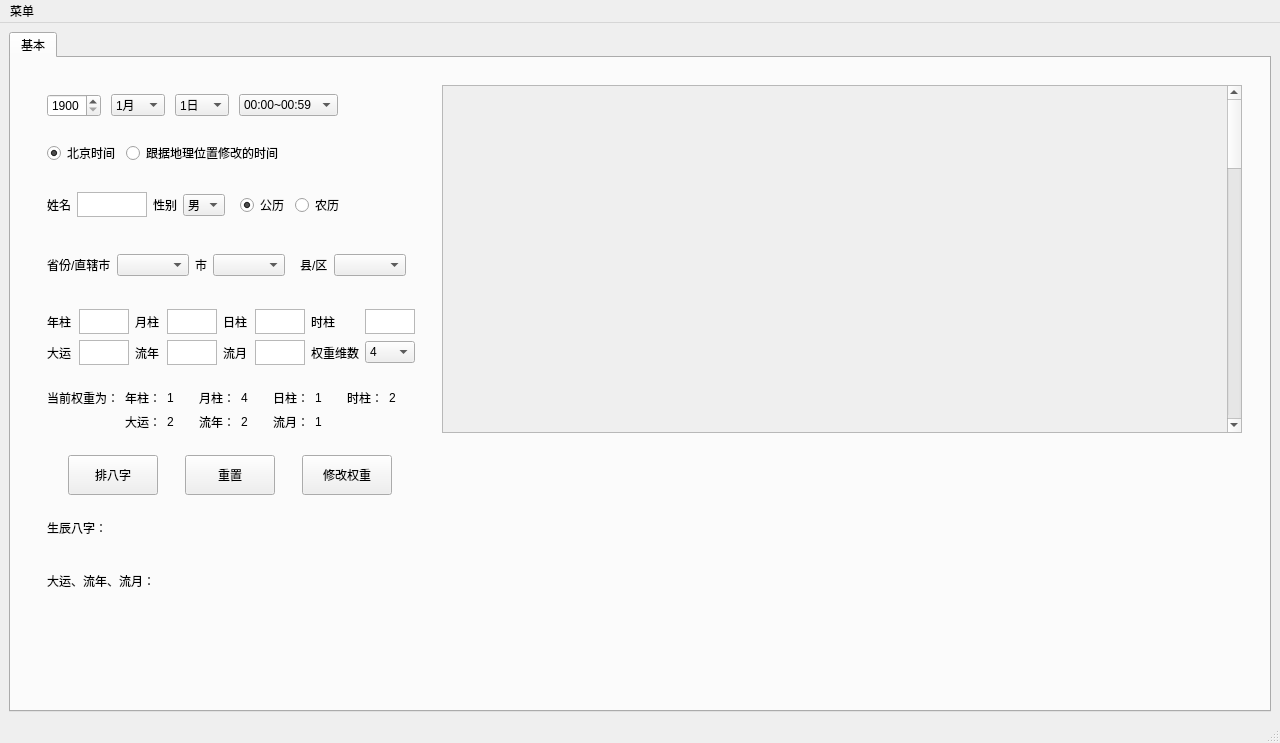
First picture: the form in Birth/resources/YiJing.ui, repository 1259364800/YiJing, before the edit.
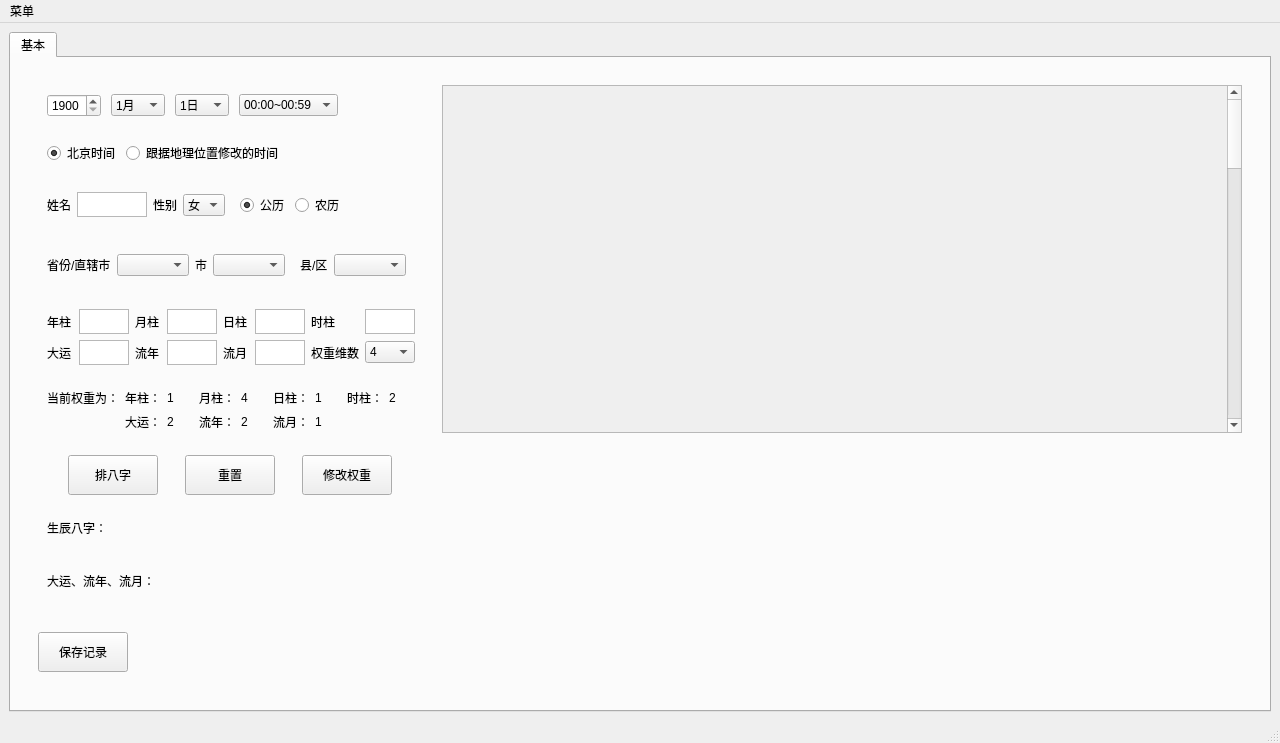
Second picture: the form after the edit.

```diff
--- a/Birth/resources/YiJing.ui
+++ b/Birth/resources/YiJing.ui
@@ -7,7 +7,7 @@
     <x>0</x>
     <y>0</y>
     <width>1280</width>
-    <height>739</height>
+    <height>743</height>
    </rect>
   </property>
   <property name="minimumSize">
@@ -486,11 +486,6 @@
                  </item>
                  <item>
                   <widget class="QComboBox" name="comboSex">
-                   <item>
-                    <property name="text">
-                     <string>男</string>
-                    </property>
-                   </item>
                    <item>
                     <property name="text">
                      <string>女</string>
@@ -1044,6 +1039,25 @@
                 </layout>
                </widget>
               </item>
+              <item>
+               <widget class="QPushButton" name="btnSave">
+                <property name="minimumSize">
+                 <size>
+                  <width>90</width>
+                  <height>40</height>
+                 </size>
+                </property>
+                <property name="maximumSize">
+                 <size>
+                  <width>90</width>
+                  <height>40</height>
+                 </size>
+                </property>
+                <property name="text">
+                 <string>保存记录</string>
+                </property>
+               </widget>
+              </item>
              </layout>
             </widget>
            </item>
```
Left out of the diff: 7 changed lines with no effect on the pictures.
